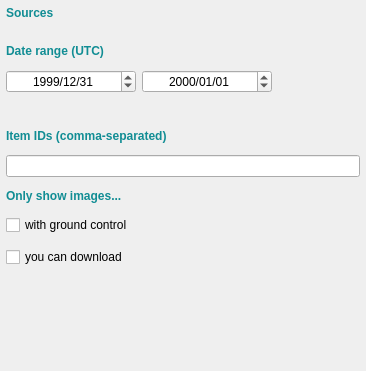
planetlabs/qgis-planet-plugin, file planet_explorer/ui/pe_daily_filter_base.ui: the form before one commit.
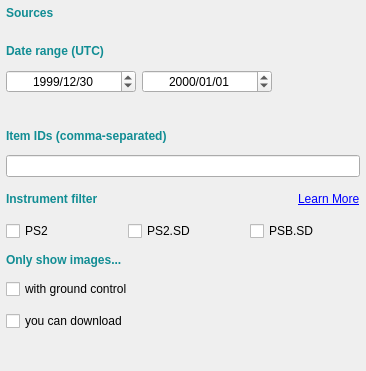
The form after the commit. Custom widgets are drawn as their Qt base class.

Commit message: added instrument filter

```diff
--- a/planet_explorer/ui/pe_daily_filter_base.ui
+++ b/planet_explorer/ui/pe_daily_filter_base.ui
@@ -155,7 +155,7 @@
               <second>0</second>
               <year>1999</year>
               <month>12</month>
-              <day>31</day>
+              <day>30</day>
              </datetime>
             </property>
             <property name="time">
@@ -313,6 +313,68 @@
          </property>
         </widget>
        </item>
+       <item>
+        <layout class="QHBoxLayout" name="horizontalLayout_3">
+         <item>
+          <widget class="QLabel" name="lblInstrumentFilter">
+           <property name="styleSheet">
+            <string notr="true">color: rgb(17, 141, 148);</string>
+           </property>
+           <property name="text">
+            <string>&lt;b&gt;Instrument filter&lt;/b&gt;</string>
+           </property>
+          </widget>
+         </item>
+         <item>
+          <spacer name="horizontalSpacer_3">
+           <property name="orientation">
+            <enum>Qt::Horizontal</enum>
+           </property>
+           <property name="sizeHint" stdset="0">
+            <size>
+             <width>40</width>
+             <height>20</height>
+            </size>
+           </property>
+          </spacer>
+         </item>
+         <item>
+          <widget class="QLabel" name="lblLearnMore">
+           <property name="text">
+            <string>&lt;html&gt;&lt;head/&gt;&lt;body&gt;&lt;p&gt;&lt;a href=&quot;https://developers.planet.com/docs/data/sensors/&quot;&gt;&lt;span style=&quot; text-decoration: underline; color:#0000ff;&quot;&gt;Learn More&lt;/span&gt;&lt;/a&gt;&lt;/p&gt;&lt;/body&gt;&lt;/html&gt;</string>
+           </property>
+           <property name="openExternalLinks">
+            <bool>true</bool>
+           </property>
+          </widget>
+         </item>
+        </layout>
+       </item>
+       <item>
+        <layout class="QHBoxLayout" name="horizontalLayout_4">
+         <item>
+          <widget class="QCheckBox" name="chkPs2">
+           <property name="text">
+            <string>PS2</string>
+           </property>
+          </widget>
+         </item>
+         <item>
+          <widget class="QCheckBox" name="chkPs2Sd">
+           <property name="text">
+            <string>PS2.SD</string>
+           </property>
+          </widget>
+         </item>
+         <item>
+          <widget class="QCheckBox" name="chkPsbSd">
+           <property name="text">
+            <string>PSB.SD</string>
+           </property>
+          </widget>
+         </item>
+        </layout>
+       </item>
        <item>
         <widget class="QLabel" name="lblOnlyShow">
          <property name="font">
```
The commit also changes 1 other file.
